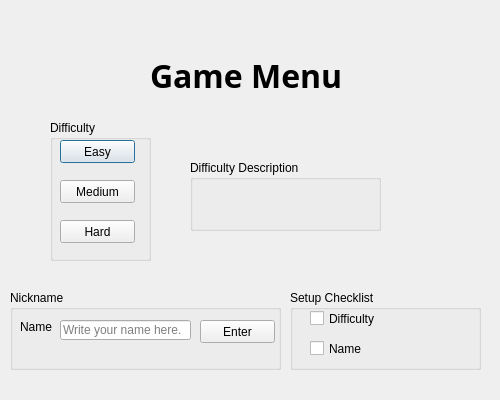
Above: Project/17B_Project_1/settingmenu.ui from ak2300941/CIS-17B before the change. Below: the same form after it.
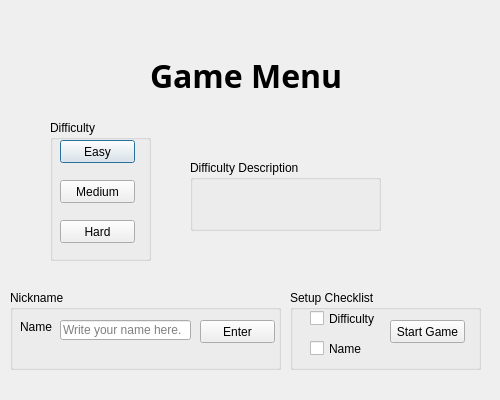
That is the form after the change.

Patch:
```diff
--- a/Project/17B_Project_1/settingmenu.ui
+++ b/Project/17B_Project_1/settingmenu.ui
@@ -219,6 +219,19 @@
      <string>Name</string>
     </property>
    </widget>
+   <widget class="QPushButton" name="startgameButton">
+    <property name="geometry">
+     <rect>
+      <x>100</x>
+      <y>30</y>
+      <width>75</width>
+      <height>23</height>
+     </rect>
+    </property>
+    <property name="text">
+     <string>Start Game</string>
+    </property>
+   </widget>
   </widget>
   <widget class="QLabel" name="nameLabel">
    <property name="geometry">
```
